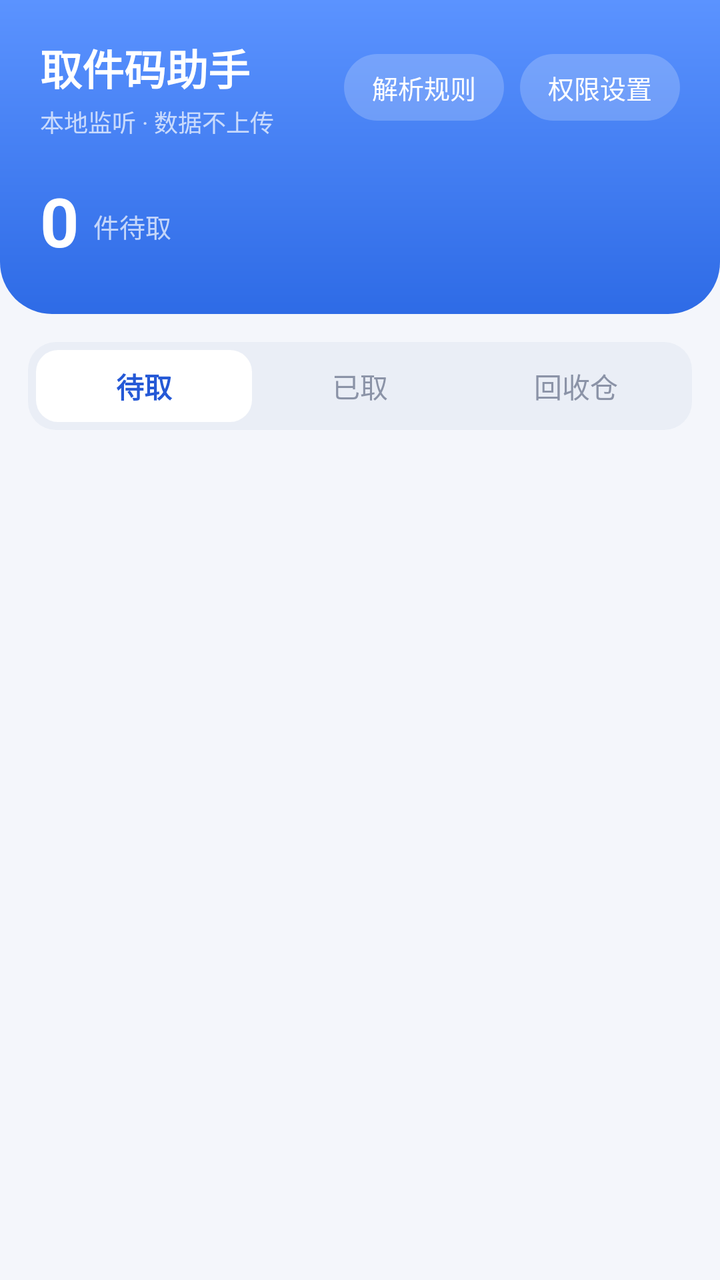
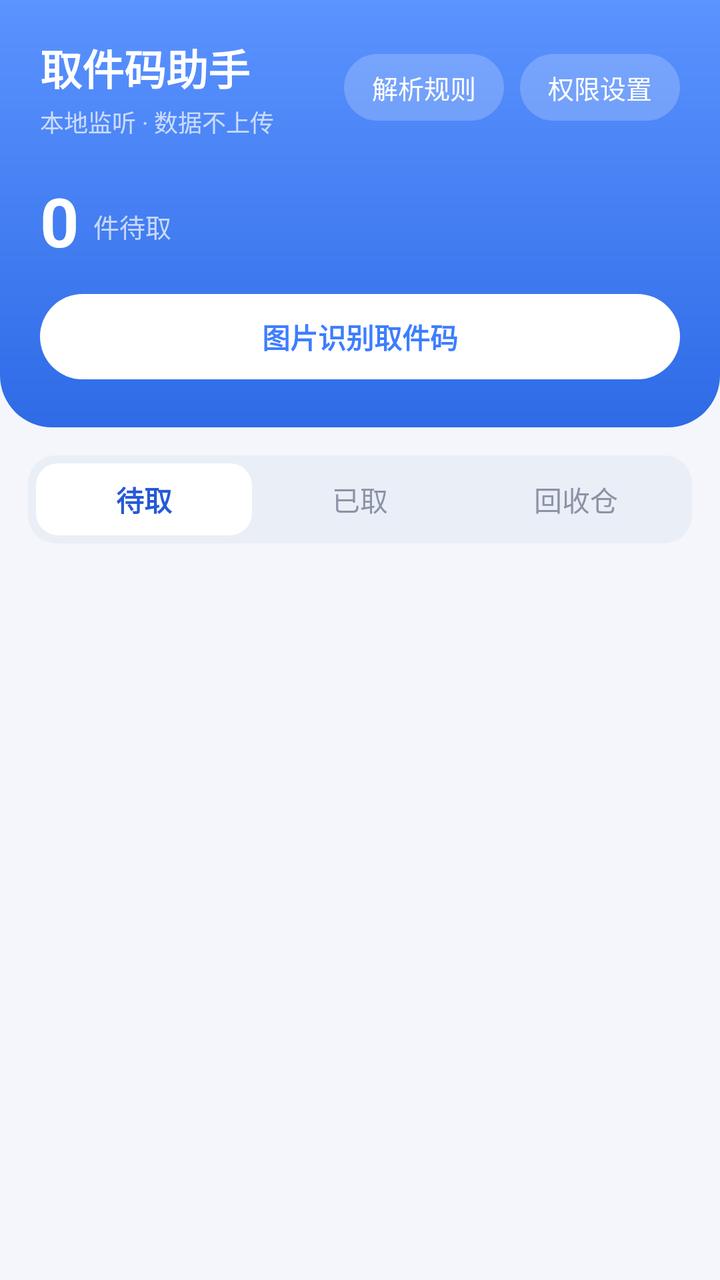

Screens rendered from an Android XML layout before and after an edit, with the pre-edit source and the edit as a unified diff.
<!-- AndroidManifest.xml: application theme Theme.Pickup -->
<!-- res/layout/activity_main.xml -->
<?xml version="1.0" encoding="utf-8"?>
<LinearLayout xmlns:android="http://schemas.android.com/apk/res/android"
    android:layout_width="match_parent"
    android:layout_height="match_parent"
    android:background="@color/bg"
    android:orientation="vertical">

    
    <LinearLayout
        android:layout_width="match_parent"
        android:layout_height="wrap_content"
        android:background="@drawable/bg_header"
        android:orientation="vertical"
        android:paddingStart="20dp"
        android:paddingTop="18dp"
        android:paddingEnd="20dp"
        android:paddingBottom="24dp">

        <LinearLayout
            android:layout_width="match_parent"
            android:layout_height="wrap_content"
            android:gravity="center_vertical"
            android:orientation="horizontal">

            <LinearLayout
                android:layout_width="0dp"
                android:layout_height="wrap_content"
                android:layout_weight="1"
                android:orientation="vertical">

                <TextView
                    android:layout_width="wrap_content"
                    android:layout_height="wrap_content"
                    android:text="取件码助手"
                    android:textColor="#FFFFFF"
                    android:textSize="21sp"
                    android:textStyle="bold" />

                <TextView
                    android:layout_width="wrap_content"
                    android:layout_height="wrap_content"
                    android:layout_marginTop="3dp"
                    android:text="本地监听 · 数据不上传"
                    android:textColor="@color/white_70"
                    android:textSize="12sp" />
            </LinearLayout>

            <TextView
                android:id="@+id/btn_rules"
                android:layout_width="wrap_content"
                android:layout_height="wrap_content"
                android:background="@drawable/bg_header_btn"
                android:paddingStart="14dp"
                android:paddingTop="7dp"
                android:paddingEnd="14dp"
                android:paddingBottom="7dp"
                android:text="解析规则"
                android:textColor="#FFFFFF"
                android:textSize="13sp" />

            <TextView
                android:id="@+id/btn_settings"
                android:layout_width="wrap_content"
                android:layout_height="wrap_content"
                android:layout_marginStart="8dp"
                android:background="@drawable/bg_header_btn"
                android:paddingStart="14dp"
                android:paddingTop="7dp"
                android:paddingEnd="14dp"
                android:paddingBottom="7dp"
                android:text="权限设置"
                android:textColor="#FFFFFF"
                android:textSize="13sp" />
        </LinearLayout>

        <LinearLayout
            android:layout_width="match_parent"
            android:layout_height="wrap_content"
            android:layout_marginTop="18dp"
            android:gravity="bottom"
            android:orientation="horizontal">

            <TextView
                android:id="@+id/txt_stat_count"
                android:layout_width="wrap_content"
                android:layout_height="wrap_content"
                android:text="0"
                android:textColor="#FFFFFF"
                android:textSize="34sp"
                android:textStyle="bold" />

            <TextView
                android:layout_width="wrap_content"
                android:layout_height="wrap_content"
                android:layout_marginStart="7dp"
                android:layout_marginBottom="5dp"
                android:text="件待取"
                android:textColor="@color/white_70"
                android:textSize="13sp" />
        </LinearLayout>
    </LinearLayout>

    
    <ScrollView
        android:layout_width="match_parent"
        android:layout_height="wrap_content"
        android:scrollbars="none">

        <LinearLayout
            android:id="@+id/perm_card"
            android:layout_width="match_parent"
            android:layout_height="wrap_content"
            android:layout_marginStart="14dp"
            android:layout_marginTop="14dp"
            android:layout_marginEnd="14dp"
            android:background="@drawable/bg_card"
            android:orientation="vertical"
            android:padding="16dp"
            android:visibility="gone">

            <TextView
                android:id="@+id/txt_perm_title"
                android:layout_width="wrap_content"
                android:layout_height="wrap_content"
                android:text="还需开启以下权限"
                android:textColor="@color/text_main"
                android:textSize="15sp"
                android:textStyle="bold" />

            <TextView
                android:layout_width="match_parent"
                android:layout_height="wrap_content"
                android:layout_marginTop="4dp"
                android:text="开启后收到快递短信或通知会自动识别取件码"
                android:textColor="@color/text_sub"
                android:textSize="12sp" />

            <LinearLayout
                android:id="@+id/perm_container"
                android:layout_width="match_parent"
                android:layout_height="wrap_content"
                android:layout_marginTop="4dp"
                android:orientation="vertical" />
        </LinearLayout>
    </ScrollView>

    
    <LinearLayout
        android:layout_width="match_parent"
        android:layout_height="44dp"
        android:layout_marginStart="14dp"
        android:layout_marginTop="14dp"
        android:layout_marginEnd="14dp"
        android:background="@drawable/bg_segment"
        android:orientation="horizontal"
        android:padding="4dp">

        <TextView
            android:id="@+id/tab_pending"
            android:layout_width="0dp"
            android:layout_height="match_parent"
            android:layout_weight="1"
            android:background="@drawable/bg_tab_selected"
            android:gravity="center"
            android:text="待取"
            android:textColor="@color/primary_dark"
            android:textSize="14sp"
            android:textStyle="bold" />

        <TextView
            android:id="@+id/tab_done"
            android:layout_width="0dp"
            android:layout_height="match_parent"
            android:layout_weight="1"
            android:background="@drawable/bg_tab_normal"
            android:gravity="center"
            android:text="已取"
            android:textColor="@color/text_sub"
            android:textSize="14sp" />

        <TextView
            android:id="@+id/tab_recycle"
            android:layout_width="0dp"
            android:layout_height="match_parent"
            android:layout_weight="1"
            android:background="@drawable/bg_tab_normal"
            android:gravity="center"
            android:text="回收仓"
            android:textColor="@color/text_sub"
            android:textSize="14sp" />
    </LinearLayout>

    
    <FrameLayout
        android:layout_width="match_parent"
        android:layout_height="0dp"
        android:layout_weight="1">

        <androidx.recyclerview.widget.RecyclerView
            android:id="@+id/list"
            android:layout_width="match_parent"
            android:layout_height="match_parent"
            android:clipToPadding="false"
            android:paddingStart="14dp"
            android:paddingTop="12dp"
            android:paddingEnd="14dp"
            android:paddingBottom="20dp"
            android:scrollbars="none" />

        <LinearLayout
            android:id="@+id/empty"
            android:layout_width="wrap_content"
            android:layout_height="wrap_content"
            android:layout_gravity="center"
            android:gravity="center"
            android:orientation="vertical"
            android:visibility="gone">

            <TextView
                android:layout_width="wrap_content"
                android:layout_height="wrap_content"
                android:text="📦"
                android:textSize="52sp" />

            <TextView
                android:id="@+id/txt_empty_title"
                android:layout_width="wrap_content"
                android:layout_height="wrap_content"
                android:layout_marginTop="12dp"
                android:text="还没有取件码"
                android:textColor="@color/text_main"
                android:textSize="15sp"
                android:textStyle="bold" />

            <TextView
                android:id="@+id/txt_empty_sub"
                android:layout_width="wrap_content"
                android:layout_height="wrap_content"
                android:layout_marginTop="6dp"
                android:gravity="center"
                android:text="收到快递短信或通知\n取件码会自动出现在这里"
                android:textColor="@color/text_hint"
                android:textSize="13sp" />
        </LinearLayout>
    </FrameLayout>
</LinearLayout>
<!-- resources referenced by this layout -->
<resources>
  <color name="bg">#F4F6FB</color>
  <color name="primary_dark">#2559D6</color>
  <color name="text_hint">#AAB2C2</color>
  <color name="text_main">#1A1D26</color>
  <color name="text_sub">#8B93A7</color>
  <color name="white_70">#B3FFFFFF</color>
  <!-- drawable bg_card (drawable) -->
  <?xml version="1.0" encoding="utf-8"?>
  <shape xmlns:android="http://schemas.android.com/apk/res/android"
      android:shape="rectangle">
      <solid android:color="@color/card" />
      <corners android:radius="18dp" />
      <stroke
          android:width="1dp"
          android:color="@color/divider" />
  </shape>
  <!-- drawable bg_header (drawable) -->
  <?xml version="1.0" encoding="utf-8"?>
  <shape xmlns:android="http://schemas.android.com/apk/res/android"
      android:shape="rectangle">
      <gradient
          android:angle="270"
          android:startColor="@color/header_start"
          android:endColor="@color/header_end"
          android:type="linear" />
      <corners
          android:bottomLeftRadius="26dp"
          android:bottomRightRadius="26dp" />
  </shape>
  <!-- drawable bg_header_btn (drawable) -->
  <?xml version="1.0" encoding="utf-8"?>
  <shape xmlns:android="http://schemas.android.com/apk/res/android"
      android:shape="rectangle">
      <solid android:color="@color/white_20" />
      <corners android:radius="20dp" />
  </shape>
  <!-- drawable bg_segment (drawable) -->
  <?xml version="1.0" encoding="utf-8"?>
  <shape xmlns:android="http://schemas.android.com/apk/res/android"
      android:shape="rectangle">
      <solid android:color="#EAEEF6" />
      <corners android:radius="14dp" />
  </shape>
  <!-- drawable bg_tab_normal (drawable) -->
  <?xml version="1.0" encoding="utf-8"?>
  <shape xmlns:android="http://schemas.android.com/apk/res/android"
      android:shape="rectangle">
      <solid android:color="@android:color/transparent" />
      <corners android:radius="11dp" />
  </shape>
  <!-- drawable bg_tab_selected (drawable) -->
  <?xml version="1.0" encoding="utf-8"?>
  <shape xmlns:android="http://schemas.android.com/apk/res/android"
      android:shape="rectangle">
      <solid android:color="@color/card" />
      <corners android:radius="11dp" />
  </shape>
  <style name="Theme.Pickup" parent="Theme.MaterialComponents.Light.NoActionBar">
          <item name="colorPrimary">@color/primary</item>
          <item name="colorPrimaryVariant">@color/primary_dark</item>
          <item name="colorOnPrimary">#FFFFFF</item>
          <item name="colorAccent">@color/primary</item>
          <item name="android:statusBarColor">@color/header_start</item>
          <item name="android:windowLightStatusBar">false</item>
          <item name="android:windowBackground">@color/bg</item>
          <item name="materialButtonStyle">@style/PickupButton</item>
      </style>
  <color name="card">#FFFFFF</color>
  <color name="divider">#EEF1F6</color>
  <color name="header_start">#5B93FF</color>
  <color name="header_end">#2E6BE6</color>
  <color name="white_20">#33FFFFFF</color>
  <color name="primary">#3D7EFF</color>
  <style name="PickupButton" parent="Widget.MaterialComponents.Button">
          <item name="cornerRadius">12dp</item>
          <item name="android:textAllCaps">false</item>
          <item name="android:letterSpacing">0</item>
          <item name="android:textStyle">bold</item>
      </style>
</resources>

<!-- the commit's change to res/layout/activity_main.xml (unified diff, before → after) -->
@@ -98,6 +98,21 @@
                 android:textColor="@color/white_70"
                 android:textSize="13sp" />
         </LinearLayout>
+
+        
+        <TextView
+            android:id="@+id/btn_ocr"
+            android:layout_width="match_parent"
+            android:layout_height="wrap_content"
+            android:layout_marginTop="14dp"
+            android:background="@drawable/bg_header_ocr"
+            android:gravity="center"
+            android:paddingTop="11dp"
+            android:paddingBottom="11dp"
+            android:text="图片识别取件码"
+            android:textColor="@color/primary"
+            android:textSize="14sp"
+            android:textStyle="bold" />
     </LinearLayout>
 
     
<!-- resource entries referenced after the edit -->
@@ -1,6 +1,7 @@
 <!-- resources referenced by this layout -->
 <resources>
   <color name="bg">#F4F6FB</color>
+  <color name="primary">#3D7EFF</color>
   <color name="primary_dark">#2559D6</color>
   <color name="text_hint">#AAB2C2</color>
   <color name="text_main">#1A1D26</color>
@@ -35,6 +36,13 @@
       android:shape="rectangle">
       <solid android:color="@color/white_20" />
       <corners android:radius="20dp" />
+  </shape>
+  <!-- drawable bg_header_ocr (drawable) -->
+  <?xml version="1.0" encoding="utf-8"?>
+  <shape xmlns:android="http://schemas.android.com/apk/res/android"
+      android:shape="rectangle">
+      <solid android:color="#FFFFFF" />
+      <corners android:radius="22dp" />
   </shape>
   <!-- drawable bg_segment (drawable) -->
   <?xml version="1.0" encoding="utf-8"?>
@@ -72,7 +80,6 @@
   <color name="header_start">#5B93FF</color>
   <color name="header_end">#2E6BE6</color>
   <color name="white_20">#33FFFFFF</color>
-  <color name="primary">#3D7EFF</color>
   <style name="PickupButton" parent="Widget.MaterialComponents.Button">
           <item name="cornerRadius">12dp</item>
           <item name="android:textAllCaps">false</item>
